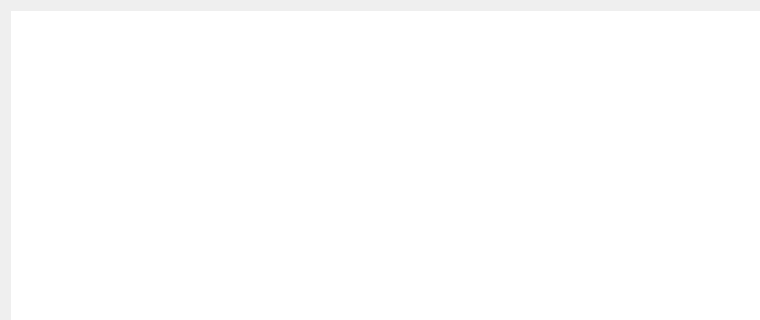
Kaue-14/PATP_Nivel_2, file Designer/pesquisa_usuarios.ui: the form before one commit; both pictures show x 0 to 760 and y 0 to 320 of the 900 by 520 pixel window.
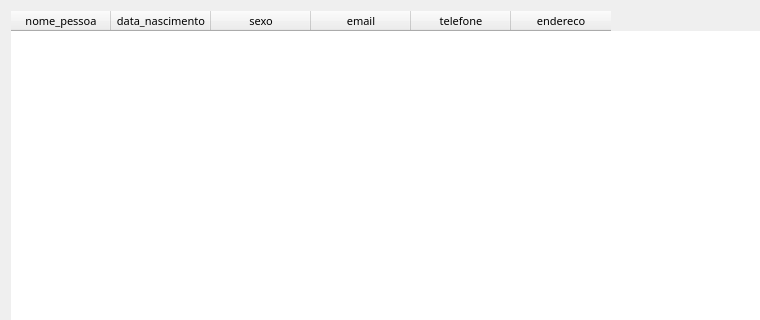
The form after the commit. Icons and pictures are not drawn.

Diff of the .ui file:
```diff
--- a/Designer/pesquisa_usuarios.ui
+++ b/Designer/pesquisa_usuarios.ui
@@ -77,6 +77,36 @@
      <attribute name="horizontalHeaderCascadingSectionResizes">
       <bool>false</bool>
      </attribute>
+     <column>
+      <property name="text">
+       <string>nome_pessoa</string>
+      </property>
+     </column>
+     <column>
+      <property name="text">
+       <string>data_nascimento</string>
+      </property>
+     </column>
+     <column>
+      <property name="text">
+       <string>sexo</string>
+      </property>
+     </column>
+     <column>
+      <property name="text">
+       <string>email</string>
+      </property>
+     </column>
+     <column>
+      <property name="text">
+       <string>telefone</string>
+      </property>
+     </column>
+     <column>
+      <property name="text">
+       <string>endereco</string>
+      </property>
+     </column>
     </widget>
    </item>
   </layout>
```
